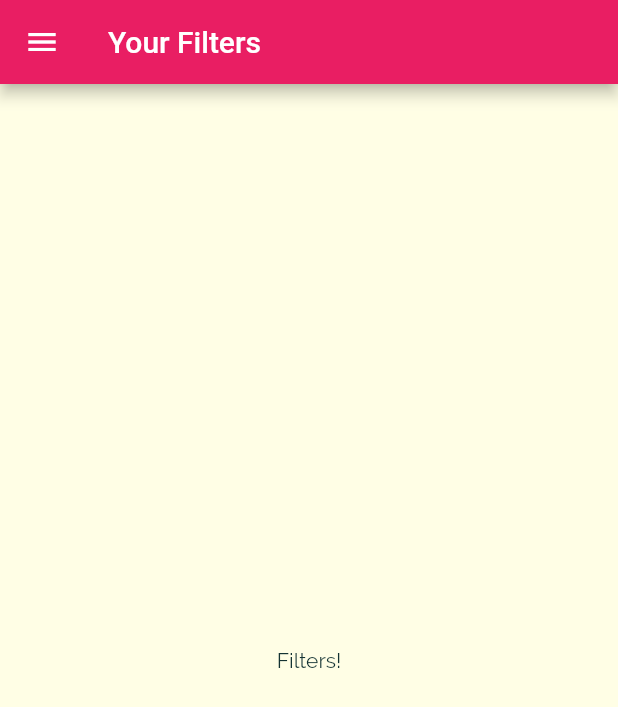
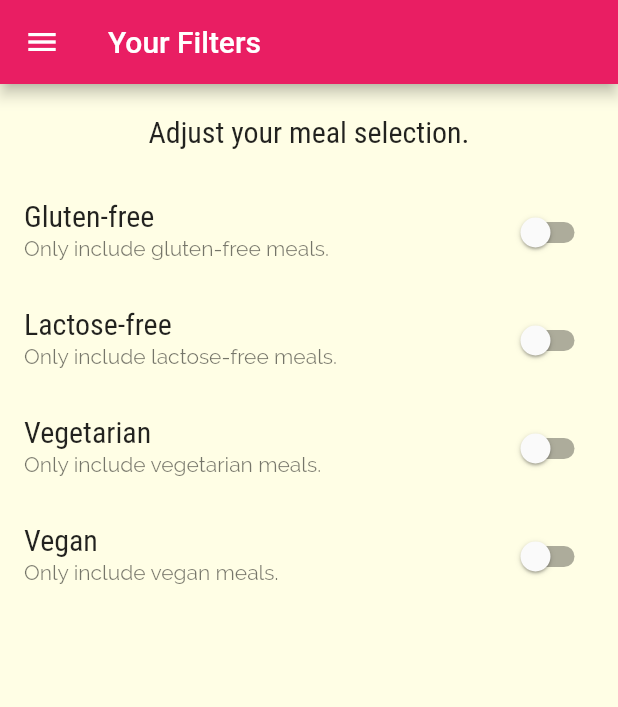
Before and after one commit to isnancahyadi/meals_app, a Flutter app: the FiltersScreen screen opened by its route, on a phone screen of 412 x 824 dp. Shown: the top 707 px of the screen. Run offline on Flutter 3.47's test engine with Material 2 defaults, Android fonts, the phone set to English and light mode, and no system bars.

Commit message:
adding UI of filters

```diff
--- a/lib/screens/filters_screen.dart
+++ b/lib/screens/filters_screen.dart
@@ -1,8 +1,28 @@
 import 'package:flutter/material.dart';
 import 'package:meals_app/widgets/main_drawer.dart';
 
-class FiltersScreen extends StatelessWidget {
+class FiltersScreen extends StatefulWidget {
   static const routeName = '/filters';
+
+  @override
+  State<FiltersScreen> createState() => _FiltersScreenState();
+}
+
+class _FiltersScreenState extends State<FiltersScreen> {
+  bool _glutenFree = false,
+      _vegetarian = false,
+      _vegan = false,
+      _lactoseFree = false;
+
+  Widget _buildSwitchListTile(String title, String description,
+      bool currentValue, Function updateValue) {
+    return SwitchListTile(
+      title: Text(title),
+      value: currentValue,
+      subtitle: Text(description),
+      onChanged: updateValue,
+    );
+  }
 
   @override
   Widget build(BuildContext context) {
@@ -11,8 +31,62 @@ class FiltersScreen extends StatelessWidget {
         title: Text('Your Filters'),
       ),
       drawer: MainDrawer(),
-      body: Center(
-        child: Text('Filters!'),
+      body: Column(
+        children: <Widget>[
+          Container(
+            padding: EdgeInsets.all(20),
+            child: Text(
+              'Adjust your meal selection.',
+              style: Theme.of(context).textTheme.titleMedium,
+            ),
+          ),
+          Expanded(
+            child: ListView(
+              children: <Widget>[
+                _buildSwitchListTile(
+                  'Gluten-free',
+                  'Only include gluten-free meals.',
+                  _glutenFree,
+                  (newValue) {
+                    setState(() {
+                      _glutenFree = newValue;
+                    });
+                  },
+                ),
+                _buildSwitchListTile(
+                  'Lactose-free',
+                  'Only include lactose-free meals.',
+                  _lactoseFree,
+                  (newValue) {
+                    setState(() {
+                      _lactoseFree = newValue;
+                    });
+                  },
+                ),
+                _buildSwitchListTile(
+                  'Vegetarian',
+                  'Only include vegetarian meals.',
+                  _vegetarian,
+                  (newValue) {
+                    setState(() {
+                      _vegetarian = newValue;
+                    });
+                  },
+                ),
+                _buildSwitchListTile(
+                  'Vegan',
+                  'Only include vegan meals.',
+                  _vegan,
+                  (newValue) {
+                    setState(() {
+                      _vegan = newValue;
+                    });
+                  },
+                ),
+              ],
+            ),
+          ),
+        ],
       ),
     );
   }
```
